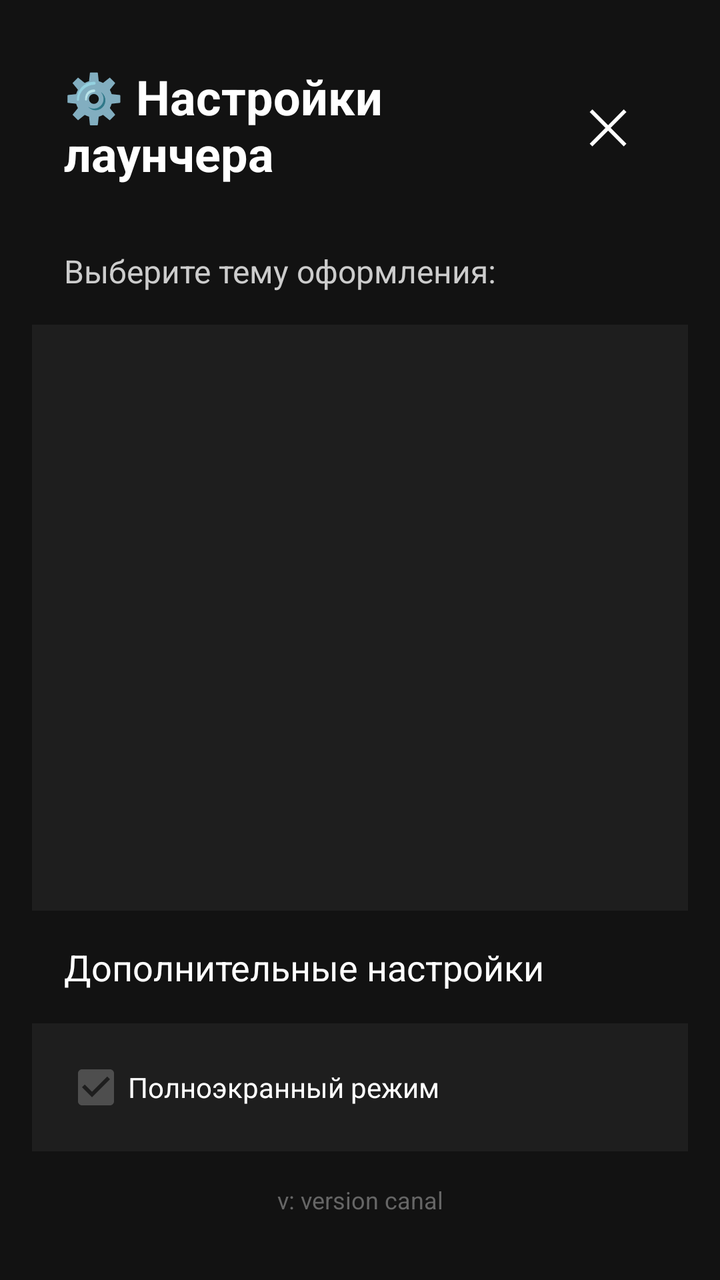
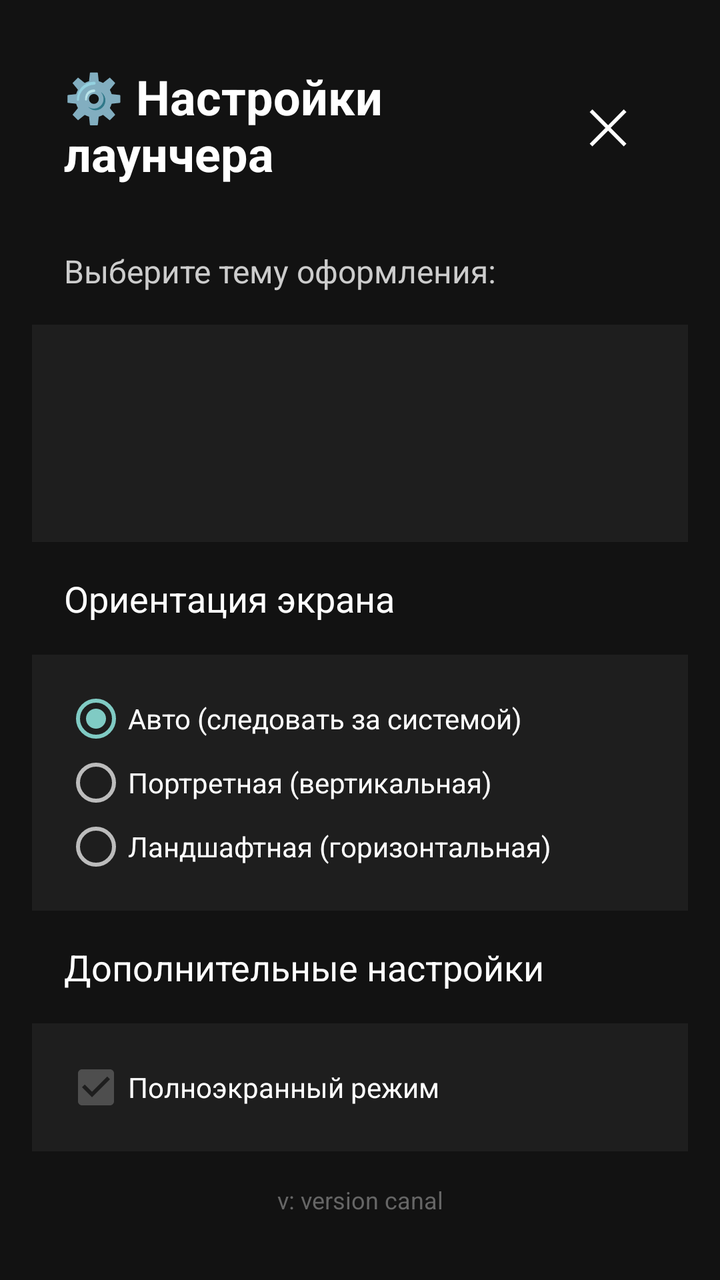

Compare the two renders of this Android layout. The source of the first and the diff that turns it into the second are given below.
<!-- AndroidManifest.xml: application theme Theme.QutyLaunch -->
<!-- res/layout/activity_settings.xml -->
<?xml version="1.0" encoding="utf-8"?>
<LinearLayout xmlns:android="http://schemas.android.com/apk/res/android"
    android:layout_width="match_parent"
    android:layout_height="match_parent"
    android:orientation="vertical"
    android:background="#121212"
    android:padding="16dp">

    <LinearLayout
        android:layout_width="match_parent"
        android:layout_height="wrap_content"
        android:orientation="horizontal"
        android:gravity="center_vertical"
        android:padding="16dp">

        <TextView
            android:layout_width="0dp"
            android:layout_height="wrap_content"
            android:layout_weight="1"
            android:text="⚙️ Настройки лаунчера"
            android:textColor="#FFFFFF"
            android:textSize="24sp"
            android:textStyle="bold" />

        <Button
            android:id="@+id/close_button"
            android:layout_width="48dp"
            android:layout_height="48dp"
            android:background="?android:attr/selectableItemBackgroundBorderless"
            android:text="✕"
            android:textColor="#FFFFFF"
            android:textSize="24sp"
            android:onClick="finish" />
    </LinearLayout>

    <TextView
        android:layout_width="match_parent"
        android:layout_height="wrap_content"
        android:text="Выберите тему оформления:"
        android:textColor="#CCCCCC"
        android:textSize="16sp"
        android:padding="16dp"
        android:paddingTop="8dp"/>

    <ListView
        android:id="@+id/themes_list"
        android:layout_width="match_parent"
        android:layout_height="0dp"
        android:layout_weight="1"
        android:background="#1E1E1E"
        android:divider="#333333"
        android:dividerHeight="1dp"
        android:choiceMode="singleChoice"/>

    <TextView
        android:layout_width="match_parent"
        android:layout_height="wrap_content"
        android:text="Дополнительные настройки"
        android:textColor="#FFFFFF"
        android:textSize="18sp"
        android:padding="16dp"
        android:paddingTop="24dp"/>

    <LinearLayout
        android:layout_width="match_parent"
        android:layout_height="wrap_content"
        android:orientation="vertical"
        android:background="#1E1E1E"
        android:padding="16dp">

        <CheckBox
            android:id="@+id/fullscreen_checkbox"
            android:layout_width="match_parent"
            android:layout_height="wrap_content"
            android:text="Полноэкранный режим"
            android:textColor="#FFFFFF"
            android:checked="true"
            android:enabled="false"/>

    </LinearLayout>

    <TextView
        android:id="@+id/version_text"
        android:layout_width="match_parent"
        android:layout_height="wrap_content"
        android:text="v: version canal"
        android:textColor="#666666"
        android:textSize="12sp"
        android:gravity="center"
        android:padding="16dp"/>

</LinearLayout>
<!-- resources referenced by this layout -->
<resources>
  <style name="Theme.QutyLaunch" parent="Theme.AppCompat.NoActionBar">
          <item name="android:windowFullscreen">true</item>
          <item name="android:windowContentOverlay">@null</item>
      </style>
</resources>

<!-- the commit's change to res/layout/activity_settings.xml (unified diff, before → after) -->
@@ -55,6 +55,53 @@
     <TextView
         android:layout_width="match_parent"
         android:layout_height="wrap_content"
+        android:text="Ориентация экрана"
+        android:textColor="#FFFFFF"
+        android:textSize="18sp"
+        android:padding="16dp"
+        android:paddingTop="24dp"/>
+
+    <LinearLayout
+        android:layout_width="match_parent"
+        android:layout_height="wrap_content"
+        android:orientation="vertical"
+        android:background="#1E1E1E"
+        android:padding="16dp">
+
+        <RadioGroup
+            android:id="@+id/orientation_group"
+            android:layout_width="match_parent"
+            android:layout_height="wrap_content"
+            android:orientation="vertical">
+
+            <RadioButton
+                android:id="@+id/orientation_sensor"
+                android:layout_width="match_parent"
+                android:layout_height="wrap_content"
+                android:text="Авто (следовать за системой)"
+                android:textColor="#FFFFFF"
+                android:checked="true"/>
+
+            <RadioButton
+                android:id="@+id/orientation_portrait"
+                android:layout_width="match_parent"
+                android:layout_height="wrap_content"
+                android:text="Портретная (вертикальная)"
+                android:textColor="#FFFFFF"/>
+
+            <RadioButton
+                android:id="@+id/orientation_landscape"
+                android:layout_width="match_parent"
+                android:layout_height="wrap_content"
+                android:text="Ландшафтная (горизонтальная)"
+                android:textColor="#FFFFFF"/>
+
+        </RadioGroup>
+    </LinearLayout>
+
+    <TextView
+        android:layout_width="match_parent"
+        android:layout_height="wrap_content"
         android:text="Дополнительные настройки"
         android:textColor="#FFFFFF"
         android:textSize="18sp"
